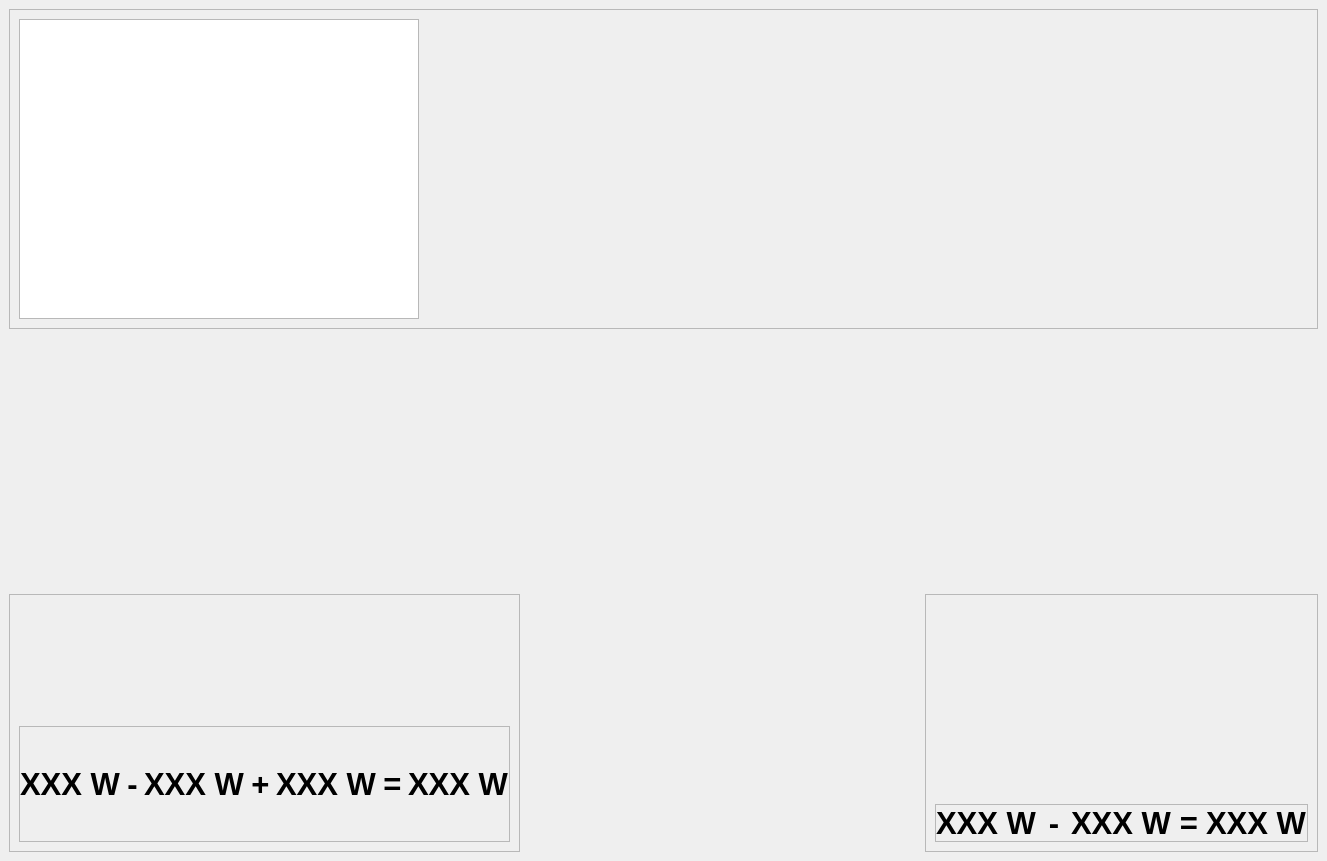
Before: the Qt Designer form SRC/guiTesting.ui in TylerCurtis011/LabScaleGrids-gui-tool, drawn with Qt 5.
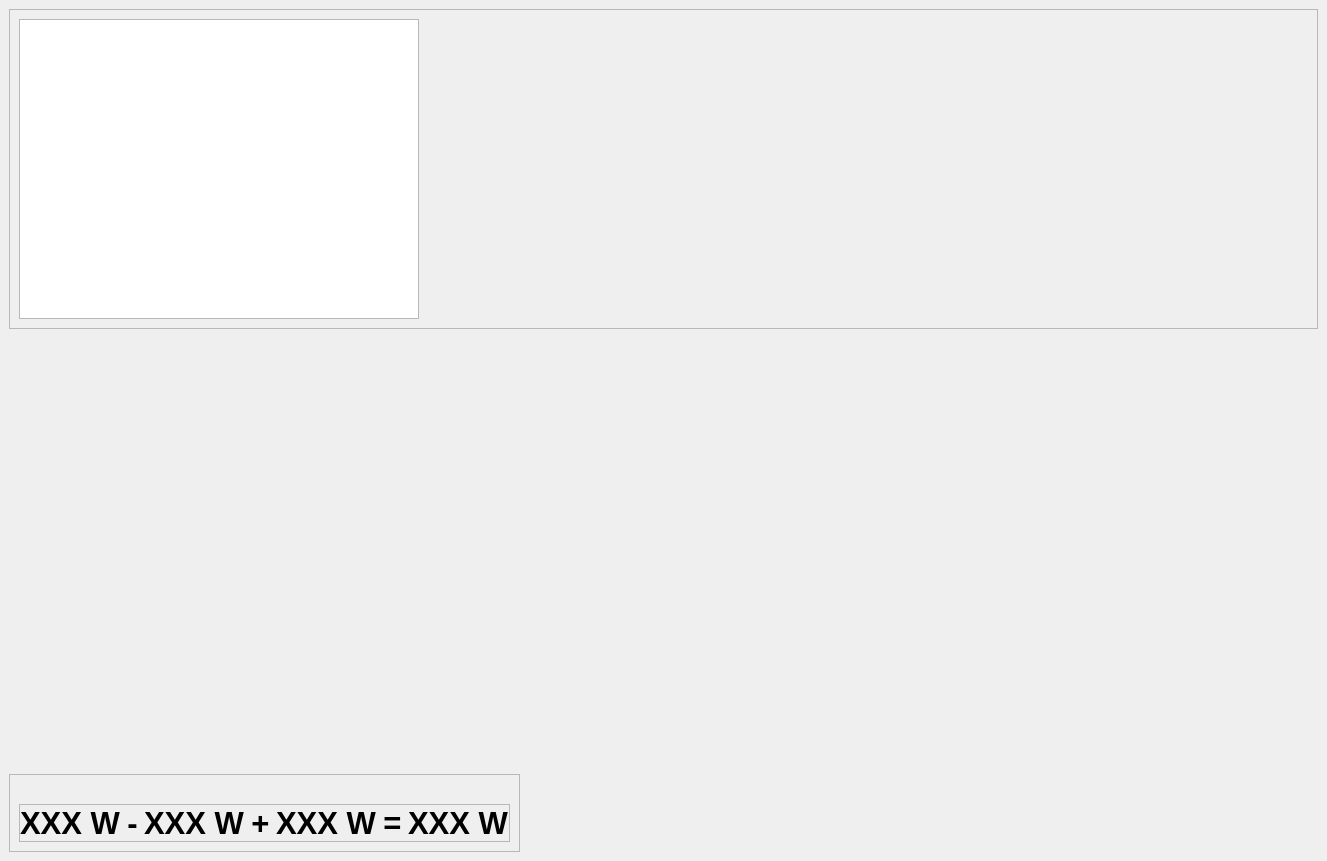
After: the same form once the commit is applied. Icons and pictures are not drawn.

The edit to the form file:
```diff
--- a/SRC/guiTesting.ui
+++ b/SRC/guiTesting.ui
@@ -196,7 +196,7 @@
       </property>
      </spacer>
     </item>
-    <item row="1" column="2">
+    <item row="1" column="2" rowspan="2">
      <spacer name="verticalSpacer_3">
       <property name="orientation">
        <enum>Qt::Vertical</enum>
@@ -209,7 +209,7 @@
       </property>
      </spacer>
     </item>
-    <item row="2" column="0">
+    <item row="2" column="0" rowspan="2">
      <widget class="QFrame" name="frame_2">
       <property name="frameShape">
        <enum>QFrame::StyledPanel</enum>
@@ -422,211 +422,19 @@
       </layout>
      </widget>
     </item>
-    <item row="2" column="1">
-     <spacer name="horizontalSpacer_2">
+    <item row="3" column="1" colspan="2">
+     <spacer name="horizontalSpacer_3">
       <property name="orientation">
        <enum>Qt::Horizontal</enum>
       </property>
       <property name="sizeHint" stdset="0">
        <size>
-        <width>71</width>
+        <width>591</width>
         <height>20</height>
        </size>
       </property>
      </spacer>
     </item>
-    <item row="2" column="2">
-     <widget class="QFrame" name="frame">
-      <property name="sizePolicy">
-       <sizepolicy hsizetype="Expanding" vsizetype="Expanding">
-        <horstretch>0</horstretch>
-        <verstretch>0</verstretch>
-       </sizepolicy>
-      </property>
-      <property name="frameShape">
-       <enum>QFrame::StyledPanel</enum>
-      </property>
-      <property name="frameShadow">
-       <enum>QFrame::Raised</enum>
-      </property>
-      <layout class="QVBoxLayout" name="verticalLayout">
-       <item>
-        <spacer name="verticalSpacer">
-         <property name="orientation">
-          <enum>Qt::Vertical</enum>
-         </property>
-         <property name="sizeHint" stdset="0">
-          <size>
-           <width>20</width>
-           <height>98</height>
-          </size>
-         </property>
-        </spacer>
-       </item>
-       <item>
-        <widget class="QLabel" name="DC">
-         <property name="sizePolicy">
-          <sizepolicy hsizetype="Preferred" vsizetype="Preferred">
-           <horstretch>0</horstretch>
-           <verstretch>0</verstretch>
-          </sizepolicy>
-         </property>
-         <property name="autoFillBackground">
-          <bool>false</bool>
-         </property>
-         <property name="text">
-          <string/>
-         </property>
-         <property name="pixmap">
-          <pixmap resource="resource.qrc">:/images/images/DC_Grid.png</pixmap>
-         </property>
-         <property name="scaledContents">
-          <bool>true</bool>
-         </property>
-         <property name="alignment">
-          <set>Qt::AlignBottom|Qt::AlignHCenter</set>
-         </property>
-        </widget>
-       </item>
-       <item>
-        <widget class="QFrame" name="DC_Eq_Frame">
-         <property name="sizePolicy">
-          <sizepolicy hsizetype="Preferred" vsizetype="Preferred">
-           <horstretch>0</horstretch>
-           <verstretch>0</verstretch>
-          </sizepolicy>
-         </property>
-         <property name="frameShape">
-          <enum>QFrame::StyledPanel</enum>
-         </property>
-         <property name="frameShadow">
-          <enum>QFrame::Raised</enum>
-         </property>
-         <layout class="QHBoxLayout" name="horizontalLayout_2">
-          <property name="leftMargin">
-           <number>0</number>
-          </property>
-          <property name="topMargin">
-           <number>0</number>
-          </property>
-          <property name="rightMargin">
-           <number>0</number>
-          </property>
-          <property name="bottomMargin">
-           <number>0</number>
-          </property>
-          <item>
-           <widget class="QLabel" name="DC_SAS_Power">
-            <property name="sizePolicy">
-             <sizepolicy hsizetype="Preferred" vsizetype="Preferred">
-              <horstretch>0</horstretch>
-              <verstretch>0</verstretch>
-             </sizepolicy>
-            </property>
-            <property name="font">
-             <font>
-              <pointsize>23</pointsize>
-              <weight>75</weight>
-              <bold>true</bold>
-             </font>
-            </property>
-            <property name="text">
-             <string>XXX W</string>
-            </property>
-           </widget>
-          </item>
-          <item>
-           <widget class="QLabel" name="minus_3">
-            <property name="sizePolicy">
-             <sizepolicy hsizetype="Preferred" vsizetype="Preferred">
-              <horstretch>0</horstretch>
-              <verstretch>0</verstretch>
-             </sizepolicy>
-            </property>
-            <property name="font">
-             <font>
-              <pointsize>23</pointsize>
-              <weight>75</weight>
-              <bold>true</bold>
-             </font>
-            </property>
-            <property name="text">
-             <string>-</string>
-            </property>
-            <property name="alignment">
-             <set>Qt::AlignCenter</set>
-            </property>
-           </widget>
-          </item>
-          <item>
-           <widget class="QLabel" name="Power_Optimizer_Power">
-            <property name="sizePolicy">
-             <sizepolicy hsizetype="Preferred" vsizetype="Preferred">
-              <horstretch>0</horstretch>
-              <verstretch>0</verstretch>
-             </sizepolicy>
-            </property>
-            <property name="font">
-             <font>
-              <pointsize>23</pointsize>
-              <weight>75</weight>
-              <bold>true</bold>
-             </font>
-            </property>
-            <property name="text">
-             <string>XXX W</string>
-            </property>
-           </widget>
-          </item>
-          <item>
-           <widget class="QLabel" name="equals_2">
-            <property name="sizePolicy">
-             <sizepolicy hsizetype="Preferred" vsizetype="Preferred">
-              <horstretch>0</horstretch>
-              <verstretch>0</verstretch>
-             </sizepolicy>
-            </property>
-            <property name="font">
-             <font>
-              <pointsize>23</pointsize>
-              <weight>75</weight>
-              <bold>true</bold>
-             </font>
-            </property>
-            <property name="text">
-             <string>=</string>
-            </property>
-            <property name="alignment">
-             <set>Qt::AlignCenter</set>
-            </property>
-           </widget>
-          </item>
-          <item>
-           <widget class="QLabel" name="DC_Load_Power">
-            <property name="sizePolicy">
-             <sizepolicy hsizetype="Preferred" vsizetype="Preferred">
-              <horstretch>0</horstretch>
-              <verstretch>0</verstretch>
-             </sizepolicy>
-            </property>
-            <property name="font">
-             <font>
-              <pointsize>23</pointsize>
-              <weight>75</weight>
-              <bold>true</bold>
-             </font>
-            </property>
-            <property name="text">
-             <string>XXX W</string>
-            </property>
-           </widget>
-          </item>
-         </layout>
-        </widget>
-       </item>
-      </layout>
-     </widget>
-    </item>
    </layout>
   </widget>
   <widget class="QMenuBar" name="menubar">
```
